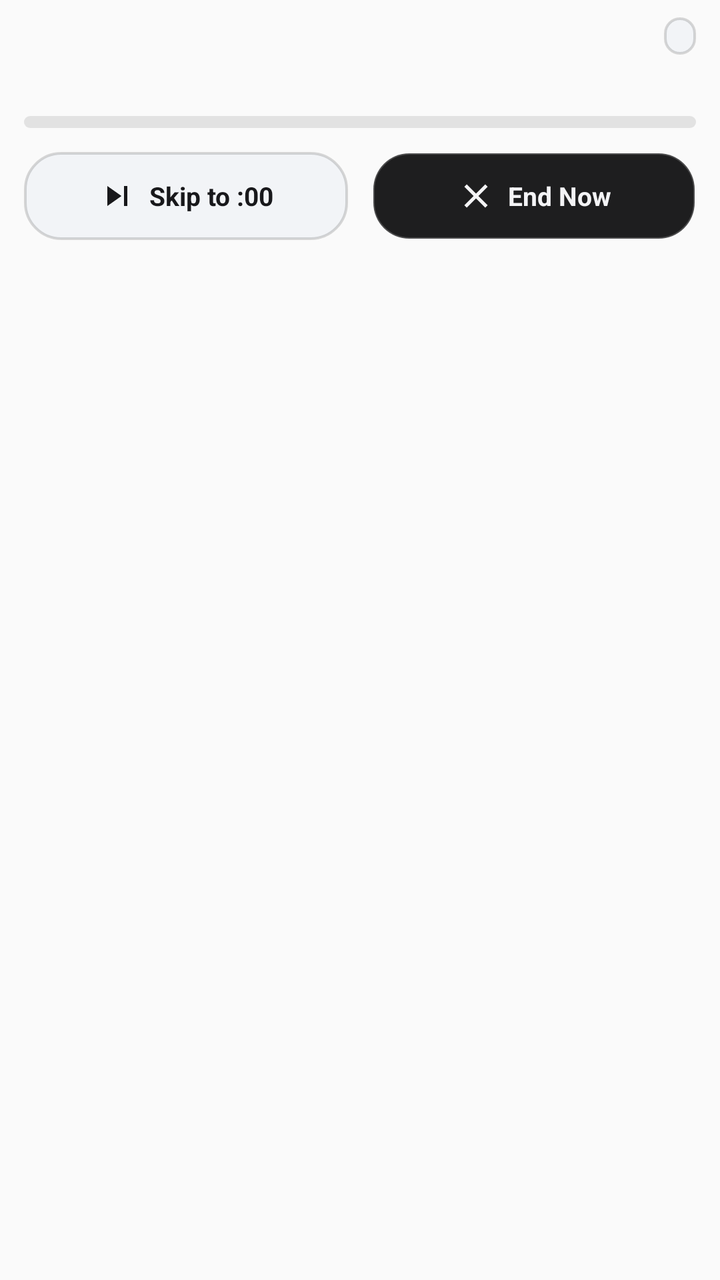
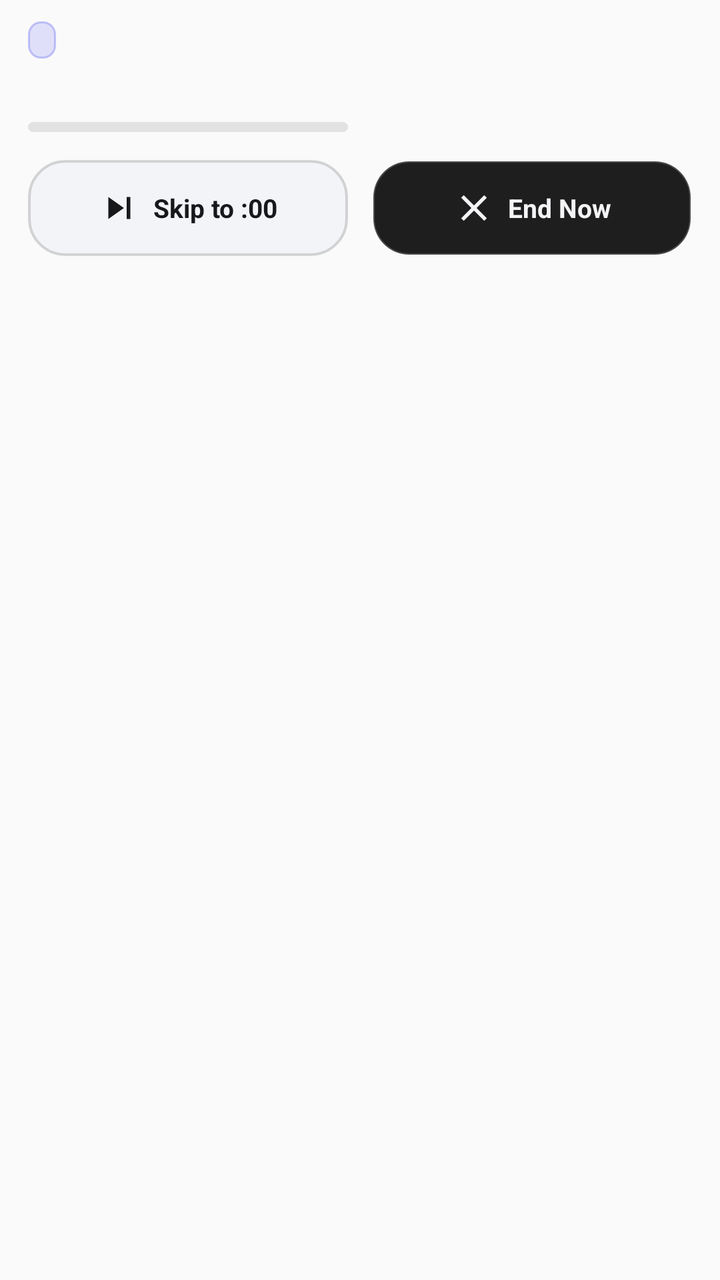

Screens rendered from an Android XML layout before and after an edit, with the pre-edit source and the edit as a unified diff.
<!-- AndroidManifest.xml: application theme Theme.VibeSchedule -->
<!-- res/layout/notification_vibe_expanded.xml -->
<?xml version="1.0" encoding="utf-8"?>
<LinearLayout xmlns:android="http://schemas.android.com/apk/res/android"
    android:id="@+id/notif_expanded_root"
    android:layout_width="match_parent"
    android:layout_height="wrap_content"
    android:orientation="vertical"
    android:paddingStart="12dp"
    android:paddingEnd="12dp"
    android:paddingTop="8dp"
    android:paddingBottom="10dp">

    
    <LinearLayout
        android:layout_width="match_parent"
        android:layout_height="wrap_content"
        android:gravity="center_vertical"
        android:orientation="horizontal">

        <TextView
            android:id="@+id/notif_expanded_title"
            android:layout_width="0dp"
            android:layout_height="wrap_content"
            android:layout_weight="1"
            android:textAppearance="@style/TextAppearance.Compat.Notification.Title"
            android:textSize="15sp"
            android:textStyle="bold"
            android:maxLines="1"
            android:ellipsize="end" />

        <TextView
            android:id="@+id/notif_expanded_badge"
            android:layout_width="wrap_content"
            android:layout_height="wrap_content"
            android:background="@drawable/widget_btn_skip_minimal"
            android:paddingStart="8dp"
            android:paddingEnd="8dp"
            android:paddingTop="2dp"
            android:paddingBottom="2dp"
            android:textColor="#FF18181B"
            android:textSize="11sp"
            android:textStyle="bold" />
    </LinearLayout>

    
    <TextView
        android:id="@+id/notif_expanded_time_text"
        android:layout_width="match_parent"
        android:layout_height="wrap_content"
        android:layout_marginTop="4dp"
        android:textAppearance="@style/TextAppearance.Compat.Notification.Line2"
        android:textSize="13sp"
        android:maxLines="1"
        android:ellipsize="end" />

    
    <ProgressBar
        android:id="@+id/notif_expanded_progress"
        style="?android:attr/progressBarStyleHorizontal"
        android:layout_width="match_parent"
        android:layout_height="6dp"
        android:layout_marginTop="8dp"
        android:max="100"
        android:progress="0"
        android:progressDrawable="@drawable/notif_progress_drawable" />

    
    <LinearLayout
        android:layout_width="match_parent"
        android:layout_height="44dp"
        android:layout_marginTop="12dp"
        android:orientation="horizontal">

        
        <LinearLayout
            android:id="@+id/notif_expanded_btn_skip"
            android:layout_width="0dp"
            android:layout_height="match_parent"
            android:layout_weight="1"
            android:layout_marginEnd="6dp"
            android:background="@drawable/widget_btn_skip_minimal"
            android:gravity="center"
            android:orientation="horizontal"
            android:clickable="true"
            android:focusable="true">

            <ImageView
                android:layout_width="20dp"
                android:layout_height="20dp"
                android:layout_marginEnd="6dp"
                android:scaleType="fitCenter"
                android:src="@drawable/ic_widget_skip" />

            <TextView
                android:layout_width="wrap_content"
                android:layout_height="wrap_content"
                android:text="Skip to :00"
                android:textColor="#FF18181B"
                android:textSize="13sp"
                android:textStyle="bold" />
        </LinearLayout>

        
        <LinearLayout
            android:id="@+id/notif_expanded_btn_cancel"
            android:layout_width="0dp"
            android:layout_height="match_parent"
            android:layout_weight="1"
            android:layout_marginStart="6dp"
            android:background="@drawable/widget_btn_cancel_minimal"
            android:gravity="center"
            android:orientation="horizontal"
            android:clickable="true"
            android:focusable="true">

            <ImageView
                android:layout_width="20dp"
                android:layout_height="20dp"
                android:layout_marginEnd="6dp"
                android:scaleType="fitCenter"
                android:src="@drawable/ic_widget_cancel" />

            <TextView
                android:layout_width="wrap_content"
                android:layout_height="wrap_content"
                android:text="End Now"
                android:textColor="#FFF4F4F6"
                android:textSize="13sp"
                android:textStyle="bold" />
        </LinearLayout>

    </LinearLayout>

</LinearLayout>
<!-- resources referenced by this layout -->
<resources>
  <!-- drawable ic_widget_cancel (drawable) -->
  <vector xmlns:android="http://schemas.android.com/apk/res/android"
      android:width="28dp"
      android:height="28dp"
      android:viewportWidth="24"
      android:viewportHeight="24">
      <path
          android:fillColor="#FFF4F4F6"
          android:pathData="M19,6.41L17.59,5 12,10.59 6.41,5 5,6.41 10.59,12 5,17.59 6.41,19 12,13.41 17.59,19 19,17.59 13.41,12z" />
  </vector>
  <!-- drawable ic_widget_skip (drawable) -->
  <vector xmlns:android="http://schemas.android.com/apk/res/android"
      android:width="28dp"
      android:height="28dp"
      android:viewportWidth="24"
      android:viewportHeight="24">
      <path
          android:fillColor="#FF18181B"
          android:pathData="M6,18l8.5,-6L6,6v12zM16,6v12h2V6h-2z" />
  </vector>
  <!-- drawable notif_progress_drawable (drawable) -->
  <?xml version="1.0" encoding="utf-8"?>
  <layer-list xmlns:android="http://schemas.android.com/apk/res/android">
      <item android:id="@android:id/background">
          <shape android:shape="rectangle">
              <corners android:radius="4dp" />
              <solid android:color="#33808080" />
          </shape>
      </item>
      <item android:id="@android:id/progress">
          <clip>
              <shape android:shape="rectangle">
                  <corners android:radius="4dp" />
                  <solid android:color="#FF6366F1" />
              </shape>
          </clip>
      </item>
  </layer-list>
  <!-- drawable widget_btn_skip_minimal (drawable) -->
  <?xml version="1.0" encoding="utf-8"?>
  <ripple xmlns:android="http://schemas.android.com/apk/res/android"
      android:color="#33000000">
      <item android:id="@android:id/mask">
          <shape android:shape="rectangle">
              <corners android:radius="18dp" />
              <solid android:color="#FFFFFFFF" />
          </shape>
      </item>
      <item>
          <selector>
              
              <item android:state_pressed="true">
                  <shape android:shape="rectangle">
                      <corners android:radius="18dp" />
                      <solid android:color="#E0D8DCE2" />
                      <stroke
                          android:width="1.5dp"
                          android:color="#4D000000" />
                  </shape>
              </item>
  
              
              <item>
                  <shape android:shape="rectangle">
                      <corners android:radius="18dp" />
                      <solid android:color="#F2F2F4F7" />
                      <stroke
                          android:width="1.25dp"
                          android:color="#26000000" />
                  </shape>
              </item>
          </selector>
      </item>
  </ripple>
  <style name="Theme.VibeSchedule" parent="android:Theme.Material.Light.NoActionBar">
          <item name="android:statusBarColor">@color/ic_launcher_background</item>
          <item name="android:navigationBarColor">@color/ic_launcher_background</item>
      </style>
  <color name="ic_launcher_background">#1A1C1E</color>
</resources>

<!-- the commit's change to res/layout/notification_vibe_expanded.xml (unified diff, before → after) -->
@@ -4,10 +4,10 @@
     android:layout_width="match_parent"
     android:layout_height="wrap_content"
     android:orientation="vertical"
-    android:paddingStart="12dp"
-    android:paddingEnd="12dp"
-    android:paddingTop="8dp"
-    android:paddingBottom="10dp">
+    android:paddingStart="14dp"
+    android:paddingEnd="14dp"
+    android:paddingTop="10dp"
+    android:paddingBottom="12dp">
 
     
     <LinearLayout
@@ -17,28 +17,29 @@
         android:orientation="horizontal">
 
         <TextView
+            android:id="@+id/notif_expanded_badge"
+            android:layout_width="wrap_content"
+            android:layout_height="wrap_content"
+            android:background="@drawable/notif_badge_bg"
+            android:paddingStart="7dp"
+            android:paddingEnd="7dp"
+            android:paddingTop="2dp"
+            android:paddingBottom="2dp"
+            android:textColor="#FF818CF8"
+            android:textSize="11sp"
+            android:textStyle="bold" />
+
+        <TextView
             android:id="@+id/notif_expanded_title"
             android:layout_width="0dp"
             android:layout_height="wrap_content"
+            android:layout_marginStart="8dp"
             android:layout_weight="1"
             android:textAppearance="@style/TextAppearance.Compat.Notification.Title"
             android:textSize="15sp"
             android:textStyle="bold"
             android:maxLines="1"
             android:ellipsize="end" />
-
-        <TextView
-            android:id="@+id/notif_expanded_badge"
-            android:layout_width="wrap_content"
-            android:layout_height="wrap_content"
-            android:background="@drawable/widget_btn_skip_minimal"
-            android:paddingStart="8dp"
-            android:paddingEnd="8dp"
-            android:paddingTop="2dp"
-            android:paddingBottom="2dp"
-            android:textColor="#FF18181B"
-            android:textSize="11sp"
-            android:textStyle="bold" />
     </LinearLayout>
 
     
@@ -46,7 +47,7 @@
         android:id="@+id/notif_expanded_time_text"
         android:layout_width="match_parent"
         android:layout_height="wrap_content"
-        android:layout_marginTop="4dp"
+        android:layout_marginTop="5dp"
         android:textAppearance="@style/TextAppearance.Compat.Notification.Line2"
         android:textSize="13sp"
         android:maxLines="1"
@@ -56,8 +57,8 @@
     <ProgressBar
         android:id="@+id/notif_expanded_progress"
         style="?android:attr/progressBarStyleHorizontal"
-        android:layout_width="match_parent"
-        android:layout_height="6dp"
+        android:layout_width="160dp"
+        android:layout_height="5dp"
         android:layout_marginTop="8dp"
         android:max="100"
         android:progress="0"
@@ -66,8 +67,8 @@
     
     <LinearLayout
         android:layout_width="match_parent"
-        android:layout_height="44dp"
-        android:layout_marginTop="12dp"
+        android:layout_height="48dp"
+        android:layout_marginTop="14dp"
         android:orientation="horizontal">
 
         
@@ -84,8 +85,8 @@
             android:focusable="true">
 
             <ImageView
-                android:layout_width="20dp"
-                android:layout_height="20dp"
+                android:layout_width="22dp"
+                android:layout_height="22dp"
                 android:layout_marginEnd="6dp"
                 android:scaleType="fitCenter"
                 android:src="@drawable/ic_widget_skip" />
@@ -113,8 +114,8 @@
             android:focusable="true">
 
             <ImageView
-                android:layout_width="20dp"
-                android:layout_height="20dp"
+                android:layout_width="22dp"
+                android:layout_height="22dp"
                 android:layout_marginEnd="6dp"
                 android:scaleType="fitCenter"
                 android:src="@drawable/ic_widget_cancel" />
<!-- resource entries referenced after the edit -->
@@ -20,6 +20,16 @@
           android:fillColor="#FF18181B"
           android:pathData="M6,18l8.5,-6L6,6v12zM16,6v12h2V6h-2z" />
   </vector>
+  <!-- drawable notif_badge_bg (drawable) -->
+  <?xml version="1.0" encoding="utf-8"?>
+  <shape xmlns:android="http://schemas.android.com/apk/res/android"
+      android:shape="rectangle">
+      <corners android:radius="6dp" />
+      <solid android:color="#2E6366F1" />
+      <stroke
+          android:width="1dp"
+          android:color="#596366F1" />
+  </shape>
   <!-- drawable notif_progress_drawable (drawable) -->
   <?xml version="1.0" encoding="utf-8"?>
   <layer-list xmlns:android="http://schemas.android.com/apk/res/android">
